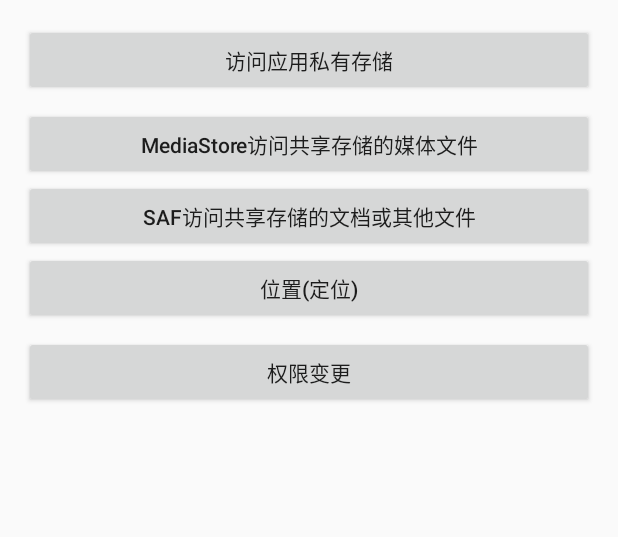
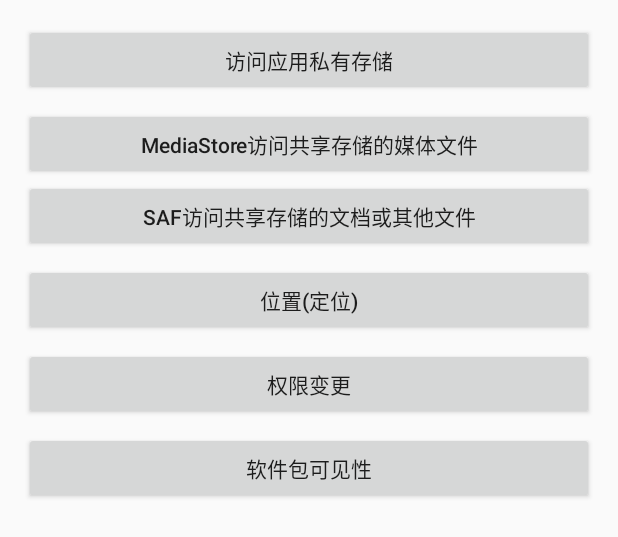
Before and after one commit to jianjunxiao/Adaptation, an Android app: the layout activity_main.xml on its own in the app's theme, with its tools: preview values and no code run, on a phone screen of 412 x 824 dp. Shown: the top 537 px of the screen. Run offline under Robolectric (Android 15) with nearby library versions, the phone set to English and light mode, and no system bars.

Commit message:
软件包可见性

```diff
--- a/app/build.gradle
+++ b/app/build.gradle
@@ -67,4 +67,5 @@ dependencies {
     implementation 'com.github.bumptech.glide:glide:4.11.0'
 
     implementation 'androidx.documentfile:documentfile:1.0.1'
+    implementation 'androidx.browser:browser:1.2.0'
 }
--- a/app/src/main/java/com/xiaojianjun/adaptation/LocationActivity.kt
+++ b/app/src/main/java/com/xiaojianjun/adaptation/LocationActivity.kt
@@ -1,7 +1,9 @@
 package com.xiaojianjun.adaptation
 
 import android.Manifest
+import android.content.Intent
 import android.content.pm.PackageManager
+import android.net.Uri
 import androidx.appcompat.app.AppCompatActivity
 import android.os.Bundle
 import android.util.Log
--- a/app/src/main/java/com/xiaojianjun/adaptation/MainActivity.kt
+++ b/app/src/main/java/com/xiaojianjun/adaptation/MainActivity.kt
@@ -36,6 +36,10 @@ class MainActivity : AppCompatActivity() {
         btnPermissionChange.setOnClickListener {
             startActivity(Intent(this, PermissionChangeActivity::class.java))
         }
+        // 软件包可见性
+        btnPackageVisibility.setOnClickListener {
+            startActivity(Intent(this, PackageVisibilityActivity::class.java))
+        }
 
     }
 }
--- a/app/src/main/res/layout/activity_main.xml
+++ b/app/src/main/res/layout/activity_main.xml
@@ -45,6 +45,7 @@
     <Button
         android:id="@+id/btnLocation"
         android:text="位置(定位)"
+        android:layout_marginTop="8dp"
         android:layout_width="match_parent"
         android:layout_height="wrap_content"/>
 
@@ -54,10 +55,15 @@
         android:layout_height="wrap_content"
         android:layout_marginTop="8dp"
         android:text="权限变更"
-        android:textAllCaps="false"
-        app:layout_constraintBottom_toBottomOf="parent"
-        app:layout_constraintLeft_toLeftOf="parent"
-        app:layout_constraintRight_toRightOf="parent"
-        app:layout_constraintTop_toTopOf="parent" />
+        android:textAllCaps="false" />
+
+
+    <Button
+        android:id="@+id/btnPackageVisibility"
+        android:layout_width="match_parent"
+        android:layout_height="wrap_content"
+        android:layout_marginTop="8dp"
+        android:text="软件包可见性"
+        android:textAllCaps="false" />
 
 </LinearLayout>
```
Also changed, not shown: app/src/main/AndroidManifest.xml (+22 -1 lines), app/src/main/java/com/xiaojianjun/adaptation/PackageVisibilityActivity.kt (added, +107 -0 lines), app/src/main/res/layout/activity_package_visibility.xml (added, +36 -0 lines), 1 other file.
